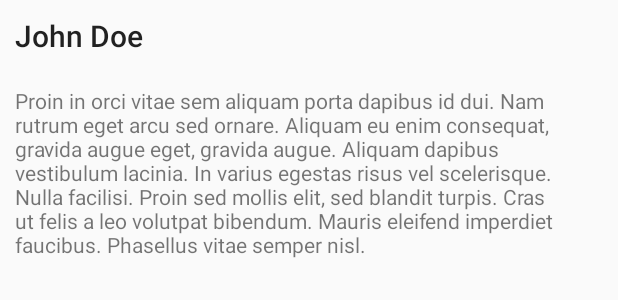
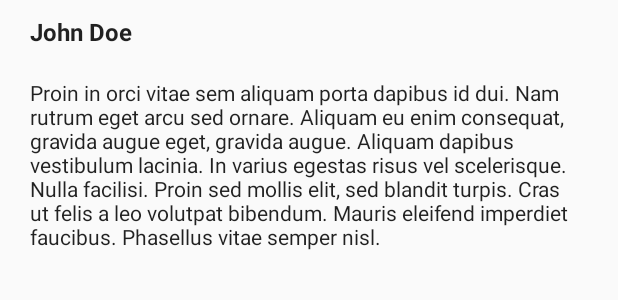
Before and after one commit to grunskis/PopularMovies, an Android app: the layout review_list_item.xml on its own in the app's theme, with its tools: preview values and no code run, on a phone screen of 412 x 824 dp. Shown: the top 300 px of the screen. Run offline under Robolectric (Android 15) with nearby library versions, the phone set to English and light mode, and no system bars.

Commit message:
Improve trailer & review layouts

```diff
--- a/app/src/main/res/layout/activity_movie_details.xml
+++ b/app/src/main/res/layout/activity_movie_details.xml
@@ -38,7 +38,7 @@
                     android:id="@+id/tv_release_date"
                     android:layout_width="wrap_content"
                     android:layout_height="wrap_content"
-                    android:textAppearance="@style/TextAppearance.AppCompat.Title"
+                    android:textAppearance="@style/TextAppearance.AppCompat.Display1"
                     tools:text="@string/design_year" />
 
                 <TextView
@@ -46,7 +46,7 @@
                     android:layout_width="wrap_content"
                     android:layout_height="wrap_content"
                     android:layout_marginTop="10dp"
-                    android:textAppearance="@style/TextAppearance.AppCompat.Title"
+                    android:textAppearance="@style/TextAppearance.AppCompat.Display1"
                     tools:text="@string/design_rating" />
 
             </LinearLayout>
--- a/app/src/main/res/layout/review_list_item.xml
+++ b/app/src/main/res/layout/review_list_item.xml
@@ -10,16 +10,19 @@
         android:id="@+id/tv_author"
         android:layout_width="match_parent"
         android:layout_height="wrap_content"
+        android:layout_marginLeft="10dp"
         android:padding="10dp"
-        android:textAppearance="@style/TextAppearance.AppCompat.Title"
+        android:textAppearance="@style/TextAppearance.AppCompat.Subhead"
+        android:textStyle="bold"
         tools:text="John Doe" />
 
     <TextView
         android:id="@+id/tv_content"
         android:layout_width="match_parent"
         android:layout_height="wrap_content"
+        android:layout_marginLeft="10dp"
         android:padding="10dp"
-        android:textAppearance="@style/TextAppearance.AppCompat.Small"
+        android:textAppearance="@style/TextAppearance.AppCompat.Body1"
         tools:text="Proin in orci vitae sem aliquam porta dapibus id dui. Nam rutrum eget arcu sed ornare. Aliquam eu enim consequat, gravida augue eget, gravida augue. Aliquam dapibus vestibulum lacinia. In varius egestas risus vel scelerisque. Nulla facilisi. Proin sed mollis elit, sed blandit turpis. Cras ut felis a leo volutpat bibendum. Mauris eleifend imperdiet faucibus. Phasellus vitae semper nisl. " />
 
 </LinearLayout>
```
